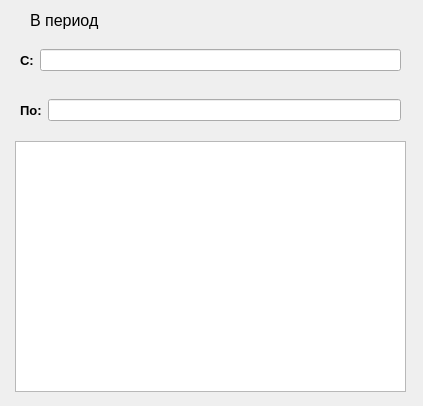
First picture: the form in История платежей.ui, repository Olezha-Mazur/PyQt, before the edit.
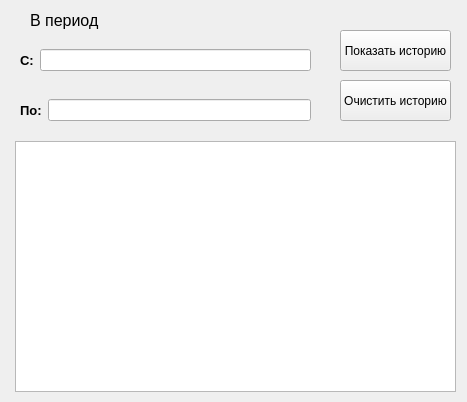
Second picture: the form after the edit.

```diff
--- a/История платежей.ui
+++ b/История платежей.ui
@@ -6,8 +6,8 @@
    <rect>
     <x>0</x>
     <y>0</y>
-    <width>423</width>
-    <height>406</height>
+    <width>467</width>
+    <height>402</height>
    </rect>
   </property>
   <property name="windowTitle">
@@ -18,7 +18,7 @@
     <rect>
      <x>20</x>
      <y>40</y>
-     <width>381</width>
+     <width>291</width>
      <height>41</height>
     </rect>
    </property>
@@ -65,7 +65,7 @@
     <rect>
      <x>20</x>
      <y>90</y>
-     <width>381</width>
+     <width>291</width>
      <height>41</height>
     </rect>
    </property>
@@ -94,11 +94,37 @@
     <rect>
      <x>15</x>
      <y>141</y>
-     <width>391</width>
+     <width>441</width>
      <height>251</height>
     </rect>
    </property>
   </widget>
+  <widget class="QPushButton" name="see_history">
+   <property name="geometry">
+    <rect>
+     <x>340</x>
+     <y>30</y>
+     <width>111</width>
+     <height>41</height>
+    </rect>
+   </property>
+   <property name="text">
+    <string>Показать историю</string>
+   </property>
+  </widget>
+  <widget class="QPushButton" name="clear_history">
+   <property name="geometry">
+    <rect>
+     <x>340</x>
+     <y>80</y>
+     <width>111</width>
+     <height>41</height>
+    </rect>
+   </property>
+   <property name="text">
+    <string>Очистить историю</string>
+   </property>
+  </widget>
  </widget>
  <resources/>
  <connections/>
```
Left out of the diff: 4 changed lines with no effect on the pictures.
